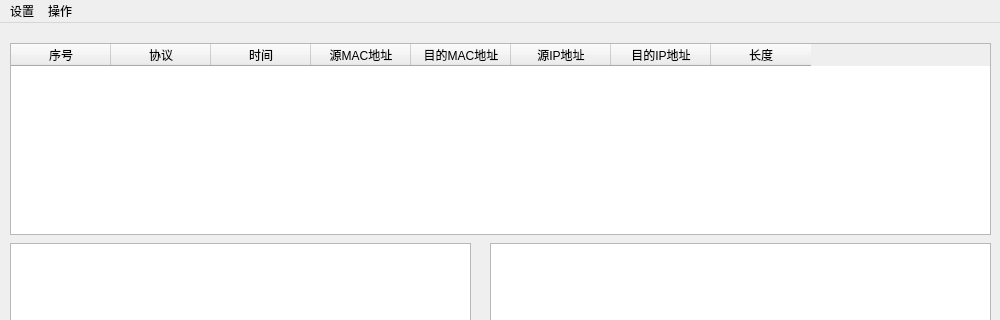
Above: mainwindow.ui from feichuanshuo/Sniffer before the change; both pictures show x 0 to 1000 and y 0 to 320 of the 1000 by 600 pixel window. Below: the same form after it.
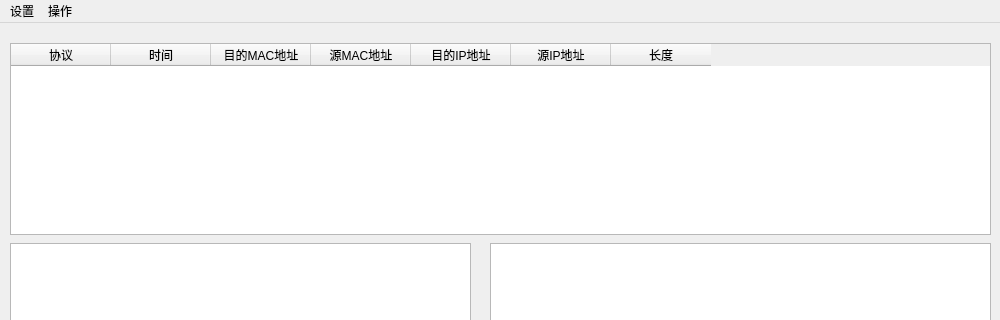
That is the form after the change. Icons and pictures are not drawn.

Patch:
```diff
--- a/mainwindow.ui
+++ b/mainwindow.ui
@@ -27,11 +27,6 @@
       <height>192</height>
      </rect>
     </property>
-    <column>
-     <property name="text">
-      <string>序号</string>
-     </property>
-    </column>
     <column>
      <property name="text">
       <string>协议</string>
@@ -42,11 +37,6 @@
       <string>时间</string>
      </property>
     </column>
-    <column>
-     <property name="text">
-      <string>源MAC地址</string>
-     </property>
-    </column>
     <column>
      <property name="text">
       <string>目的MAC地址</string>
@@ -54,7 +44,7 @@
     </column>
     <column>
      <property name="text">
-      <string>源IP地址</string>
+      <string>源MAC地址</string>
      </property>
     </column>
     <column>
@@ -62,6 +52,11 @@
       <string>目的IP地址</string>
      </property>
     </column>
+    <column>
+     <property name="text">
+      <string>源IP地址</string>
+     </property>
+    </column>
     <column>
      <property name="text">
       <string>长度</string>
```
